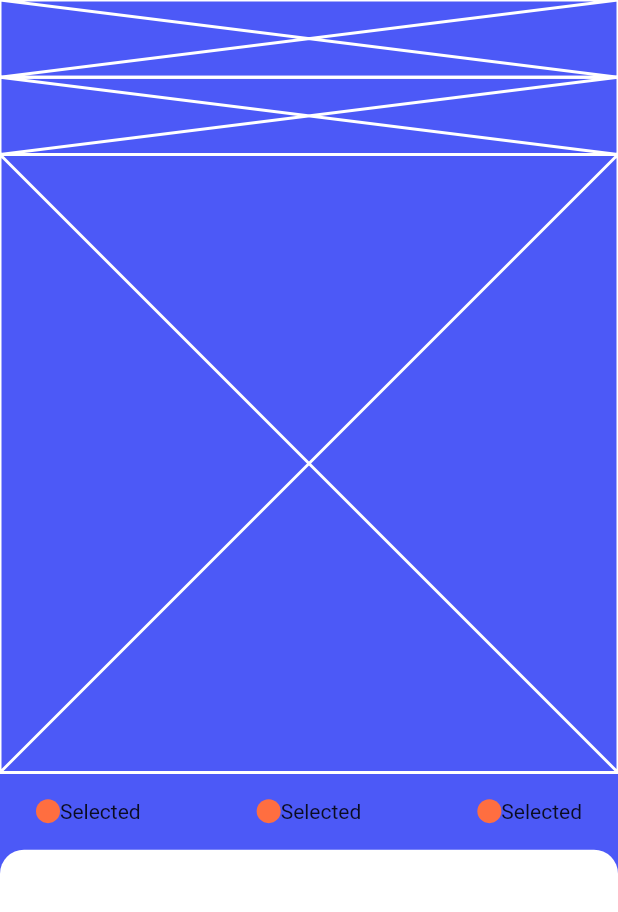
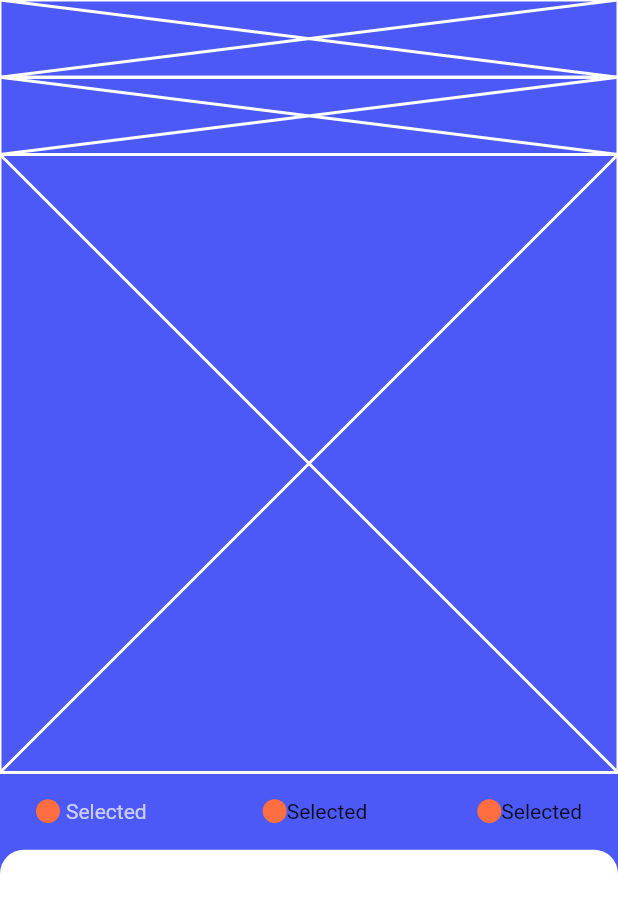
Before and after one commit to JAICHANGPARK/flutter_notebook_10th_story, a Flutter app: the screen it shows after launch, on a phone screen of 412 x 824 dp. Shown: the top 912 px of the screen. Run offline on Flutter 3.47's test engine with Material 2 defaults, Android fonts, the phone set to English and light mode, and no system bars; our stand-ins replace badges, date_picker_timeline, google_nav_bar, line_icons, sliding_up_panel; missing offline and left inert: flutter_sparkline, polygon_clipper.

Commit message:
Update friendy_reservation_page.dart

```diff
--- a/lib/ep697_friendy_app/ui/friendy_reservation_page.dart
+++ b/lib/ep697_friendy_app/ui/friendy_reservation_page.dart
@@ -34,7 +34,12 @@ class _ReservationPageState extends State<ReservationPage> {
                       backgroundColor: Colors.deepOrangeAccent,
                       radius: 8,
                     ),
-                    Text("Selected"),
+                    Padding(
+                      padding: const EdgeInsets.all(4.0),
+                      child: Text("Selected", style: TextStyle(
+                        color: Colors.white.withOpacity(0.7)
+                      ),),
+                    ),
                     Spacer(),
                     CircleAvatar(
                       backgroundColor: Colors.deepOrangeAccent,
```
